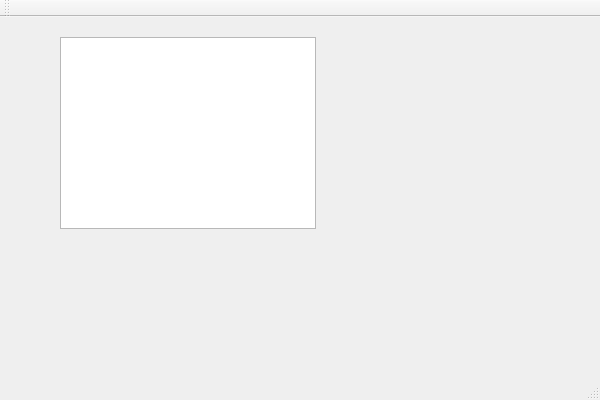
Before: the Qt Designer form Semester 2/OOP/Exam_25_May/Examen/Examen/Examen.ui in donpaul999/Assignments_UBB, drawn with Qt 5.
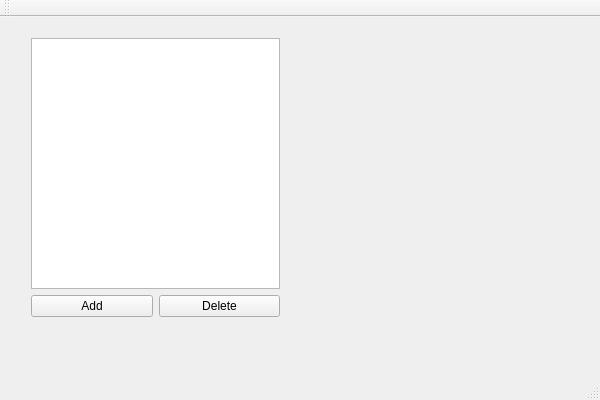
After: the same form once the commit is applied.

```diff
--- a/Semester 2/OOP/Exam_25_May/Examen/Examen/Examen.ui
+++ b/Semester 2/OOP/Exam_25_May/Examen/Examen/Examen.ui
@@ -14,15 +14,38 @@
    <string>Examen</string>
   </property>
   <widget class="QWidget" name="centralWidget">
-   <widget class="QListWidget" name="objectListWidget">
+   <widget class="QWidget" name="">
     <property name="geometry">
      <rect>
-      <x>60</x>
-      <y>20</y>
-      <width>256</width>
-      <height>192</height>
+      <x>20</x>
+      <y>10</y>
+      <width>271</width>
+      <height>301</height>
      </rect>
     </property>
+    <layout class="QVBoxLayout" name="verticalLayout">
+     <item>
+      <widget class="QListWidget" name="objectListWidget"/>
+     </item>
+     <item>
+      <layout class="QHBoxLayout" name="horizontalLayout">
+       <item>
+        <widget class="QPushButton" name="addButton">
+         <property name="text">
+          <string>Add</string>
+         </property>
+        </widget>
+       </item>
+       <item>
+        <widget class="QPushButton" name="deleteButton">
+         <property name="text">
+          <string>Delete</string>
+         </property>
+        </widget>
+       </item>
+      </layout>
+     </item>
+    </layout>
    </widget>
   </widget>
   <widget class="QMenuBar" name="menuBar">
```
